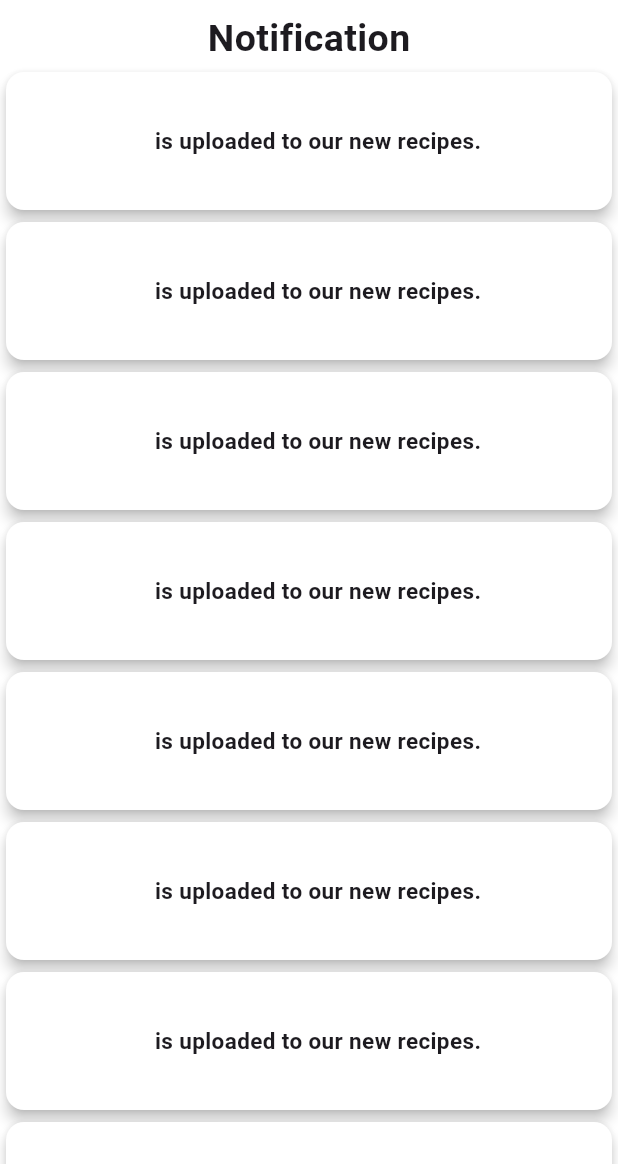
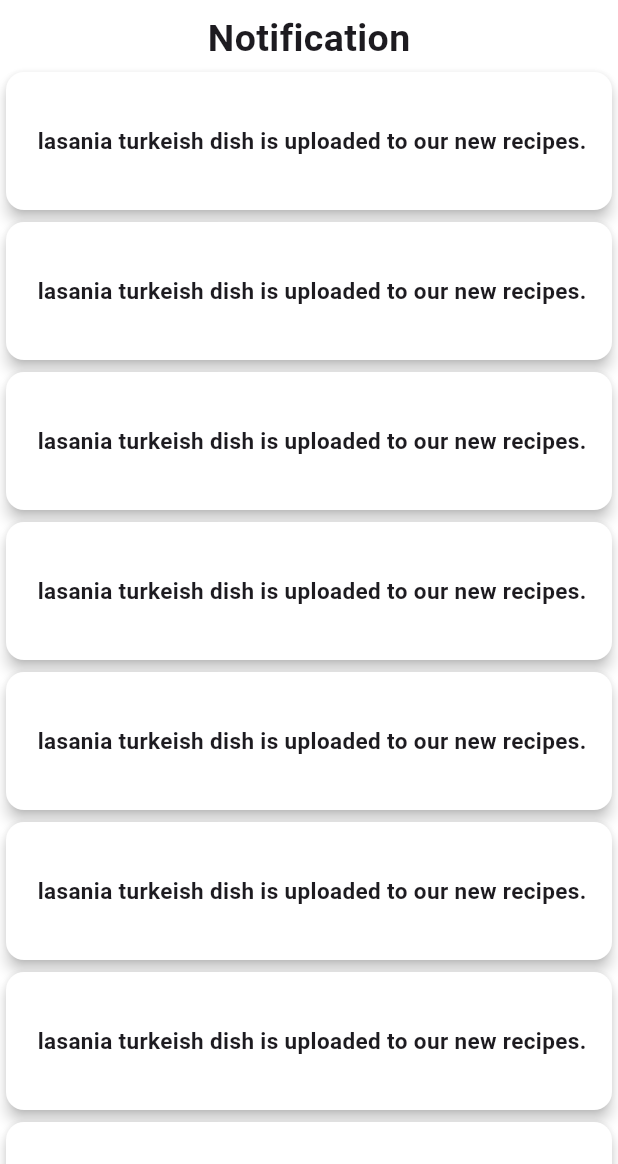
Before and after one commit to Shovon0017/Homemade-Haven, a Flutter app: the NotificationShow screen opened directly, on a phone screen of 412 x 824 dp, the part 72-1236 px from its top. Run offline on Flutter 3.47's test engine with Material 3 defaults, Android fonts, the phone set to English and light mode, and no system bars; our stand-ins replace animated_notch_bottom_bar, carousel_slider, flutter_secure_storage, get, get_storage, shimmer; accounts and stored records are empty.

```diff
--- a/lib/view/screen/notification/notification.dart
+++ b/lib/view/screen/notification/notification.dart
@@ -32,7 +32,7 @@ class NotificationShow extends StatelessWidget {
                     color: Colors.white,
                     child: Center(child: Padding(
                       padding: EdgeInsets.all(8.0),
-                      child: Text("   is uploaded to our new recipes.",style: TextStyle(fontSize:15,fontWeight: FontWeight.bold),),
+                      child: Text(" lasania turkeish dish is uploaded to our new recipes.",style: TextStyle(fontSize:15,fontWeight: FontWeight.bold),),
                     )),
                   ),
                 );
```
